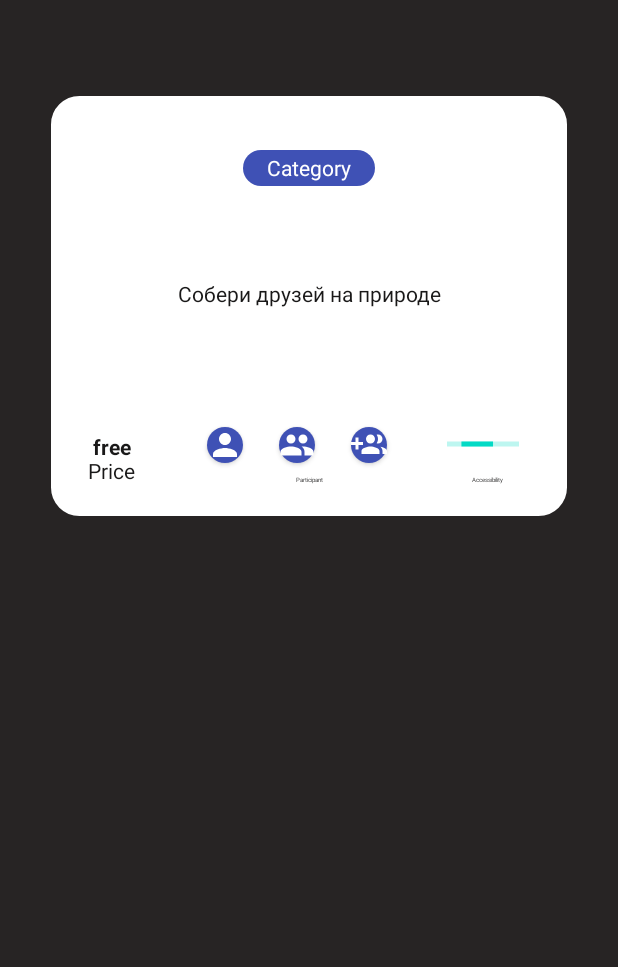
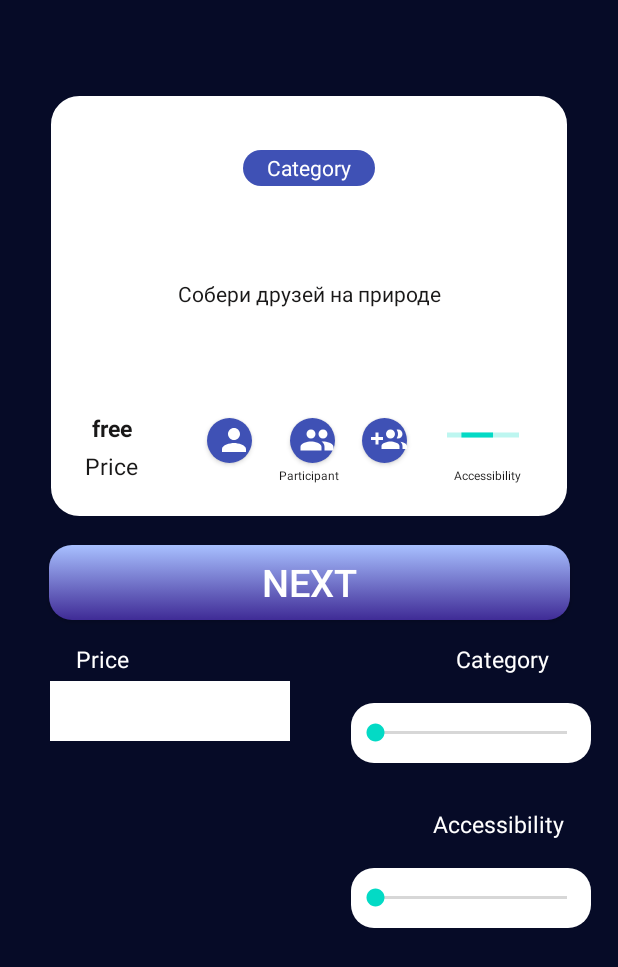
Before and after one commit to PavelMarusov/TODO_A3, an Android app: the layout activity_main.xml on its own in the app's theme, with its tools: preview values and no code run, on a phone screen of 412 x 824 dp. Shown: the top 967 px of the screen. Run offline under Robolectric (Android 15) with nearby library versions, the phone set to English and light mode, and no system bars.

Commit message:
Pref class, dots indicator, Main Activity design

```diff
--- /dev/null
+++ b/app/src/main/res/drawable/bg_button.xml
@@ -0,0 +1,17 @@
+<?xml version="1.0" encoding="utf-8"?>
+<selector xmlns:android="http://schemas.android.com/apk/res/android">
+    <item android:state_pressed="false">
+        <shape>
+            <gradient android:startColor="#a8c0ff"
+                android:endColor="#3f2b96"
+                android:angle="270"/>
+            <corners android:radius="15dp"/>
+        </shape>
+    </item>
+    <item android:state_pressed="true">
+        <shape>
+            <solid android:color="#3f2b96"/>
+            <corners android:radius="15dp"/>
+        </shape>
+    </item>
+</selector>
--- /dev/null
+++ b/app/src/main/res/drawable/bg_seekbar.xml
@@ -0,0 +1,5 @@
+<?xml version="1.0" encoding="utf-8"?>
+<shape xmlns:android="http://schemas.android.com/apk/res/android">
+    <corners android:radius="15dp"></corners>
+    <solid android:color="#ffffff"/>
+</shape>
--- a/app/src/main/res/layout/activity_main.xml
+++ b/app/src/main/res/layout/activity_main.xml
@@ -1,21 +1,28 @@
 <?xml version="1.0" encoding="utf-8"?>
-<LinearLayout xmlns:android="http://schemas.android.com/apk/res/android"
+<androidx.constraintlayout.widget.ConstraintLayout xmlns:android="http://schemas.android.com/apk/res/android"
     xmlns:app="http://schemas.android.com/apk/res-auto"
     xmlns:tools="http://schemas.android.com/tools"
     android:layout_width="match_parent"
     android:layout_height="match_parent"
     android:background="#272424"
     android:orientation="vertical"
+    android:backgroundTint="#060B27"
     android:padding="8dp"
     tools:context="com.presentation.main.MainActivity">
-// TODO: Изменить размер всех вьюшек чтобы были читабельны доработать прогрес бар
+
+
     <androidx.constraintlayout.widget.ConstraintLayout
+        android:id="@+id/frst_layout"
         android:layout_width="344dp"
         android:layout_height="280dp"
         android:layout_gravity="center"
         android:layout_marginLeft="8dp"
         android:layout_marginTop="56dp"
         android:layout_marginRight="8dp"
+        android:foregroundGravity="center"
+        app:layout_constraintRight_toRightOf="parent"
+        app:layout_constraintLeft_toLeftOf="parent"
+        app:layout_constraintTop_toTopOf="parent"
         android:background="@drawable/bg_layout"
         android:padding="16dp">
 
@@ -48,10 +55,11 @@
         <TextView
             android:id="@+id/price"
             android:layout_width="48dp"
-            android:layout_height="16dp"
+            android:layout_height="20dp"
             android:layout_marginBottom="8dp"
             android:gravity="center_vertical|center_horizontal"
             android:text="Price"
+            android:textSize="15dp"
             android:textColor="#191818"
             app:layout_constraintBottom_toBottomOf="parent"
             app:layout_constraintLeft_toLeftOf="parent" />
@@ -59,18 +67,20 @@
         <TextView
             android:id="@+id/free"
             android:layout_width="48dp"
-            android:layout_height="16dp"
+            android:layout_height="20dp"
             android:gravity="center_horizontal|center_vertical"
             android:text="free"
+            android:textSize="15dp"
             android:textColor="#191818"
             android:textStyle="bold"
+            android:layout_marginBottom="5dp"
             app:layout_constraintBottom_toTopOf="@id/price"
             app:layout_constraintLeft_toLeftOf="parent" />
 
         <Button
             android:id="@+id/person_btn"
-            android:layout_width="24dp"
-            android:layout_height="24dp"
+            android:layout_width="30dp"
+            android:layout_height="30dp"
             android:layout_marginLeft="40dp"
             android:layout_marginBottom="19dp"
             android:background="@drawable/bg_view"
@@ -80,19 +90,20 @@
 
         <Button
             android:id="@+id/group_btn"
-            android:layout_width="24dp"
-            android:layout_height="24dp"
-            android:layout_marginLeft="48dp"
+            android:layout_width="30dp"
+            android:layout_height="30dp"
+            android:layout_marginLeft="55dp"
             android:layout_marginBottom="19dp"
             android:background="@drawable/bg_view"
             android:drawableRight="@drawable/ic_group_blac"
+            android:gravity="center_horizontal|center_vertical"
             app:layout_constraintBottom_toBottomOf="parent"
             app:layout_constraintLeft_toLeftOf="@id/person_btn" />
 
         <Button
             android:id="@+id/group_plus_btn"
-            android:layout_width="24dp"
-            android:layout_height="24dp"
+            android:layout_width="30dp"
+            android:layout_height="30dp"
             android:layout_marginLeft="48dp"
             android:layout_marginBottom="19dp"
             android:background="@drawable/bg_view"
@@ -108,7 +119,7 @@
             android:gravity="center"
             android:text="Participant"
             android:textColor="#191818"
-            android:textSize="4dp"
+            android:textSize="8dp"
             app:layout_constraintBottom_toBottomOf="parent"
             app:layout_constraintLeft_toLeftOf="parent"
             app:layout_constraintRight_toRightOf="parent" />
@@ -118,7 +129,7 @@
             android:layout_width="wrap_content"
             android:layout_height="wrap_content"
             android:layout_marginRight="16dp"
-           android:layout_marginBottom="24dp"
+            android:layout_marginBottom="30dp"
             android:indeterminate="true"
             app:layout_constraintBottom_toBottomOf="parent"
             app:layout_constraintRight_toRightOf="parent" />
@@ -126,18 +137,97 @@
         <TextView
             android:layout_width="72dp"
             android:layout_height="wrap_content"
+            android:layout_marginLeft="45dp"
+            android:layout_marginBottom="5dp"
+            android:gravity="center"
             android:text="Accessibility"
-           android:textSize="4dp"
             android:textColor="#191818"
-           android:gravity="center"
+            android:textSize="8dp"
             app:layout_constraintBottom_toBottomOf="parent"
             app:layout_constraintLeft_toRightOf="@id/text_participant"
-           app:layout_constraintRight_toRightOf="parent"
-           android:layout_marginBottom="5dp"
-           android:layout_marginLeft="45dp"/>
+            app:layout_constraintRight_toRightOf="parent" />
 
 
     </androidx.constraintlayout.widget.ConstraintLayout>
 
+    <Button
+        android:id="@+id/next_btn"
+        android:layout_width="347dp"
+        android:layout_height="50dp"
+        android:layout_gravity="center"
+        android:layout_marginTop="19dp"
+        android:background="@drawable/bg_button"
+        android:text="Next"
+        app:layout_constraintTop_toBottomOf="@id/frst_layout"
+        app:layout_constraintRight_toRightOf="parent"
+        app:layout_constraintLeft_toLeftOf="parent"
+        android:textColor="#ffffff"
+        android:textSize="25dp" />
+    <TextView
+        android:id="@+id/price_text"
+        android:layout_width="70dp"
+        android:layout_height="20dp"
+        android:gravity="center"
+        android:text="Price"
+        android:textColor="#ffffff"
+        android:textSize="15dp"
+        app:layout_constraintTop_toBottomOf="@+id/next_btn"
+        app:layout_constraintLeft_toLeftOf="parent"
+        android:layout_marginLeft="25dp"
+        android:layout_marginTop="15dp"/>
 
-</LinearLayout>
+    <TextView
+        android:id="@+id/category_text"
+        android:layout_width="70dp"
+        android:layout_height="20dp"
+        android:text="Category"
+        android:textColor="#ffffff"
+        android:textSize="15dp"
+        app:layout_constraintTop_toBottomOf="@+id/next_btn"
+        app:layout_constraintRight_toRightOf="parent"
+        android:layout_marginTop="15dp"
+        android:layout_marginRight="30dp"/>
+
+    <Spinner
+        android:id="@+id/expanded_menu"
+        android:layout_width="160dp"
+        android:layout_height="40dp"
+        android:background="#ffff"
+        app:layout_constraintTop_toBottomOf="@+id/price_text"
+        app:layout_constraintLeft_toLeftOf="parent"
+        android:layout_marginLeft="25dp"
+        android:layout_marginTop="5dp"/>
+    <SeekBar
+        android:id="@+id/sbar_category"
+        android:layout_width="160dp"
+        android:layout_height="40dp"
+        android:background="@drawable/bg_seekbar"
+        app:layout_constraintTop_toBottomOf="@+id/category_text"
+        app:layout_constraintRight_toRightOf="parent"
+        android:layout_marginTop="20dp"
+        android:layout_marginRight="10dp"/>
+    <TextView
+        android:id="@+id/acces_text"
+        android:layout_width="90dp"
+        android:layout_height="20dp"
+        android:textColor="#ffffff"
+        android:text="Accessibility"
+        android:textSize="15dp"
+        app:layout_constraintTop_toBottomOf="@+id/sbar_category"
+        app:layout_constraintRight_toRightOf="parent"
+        android:layout_marginRight="25dp"
+        android:layout_marginTop="30dp"/>
+    <SeekBar
+        android:id="@+id/sbar_acces"
+        android:layout_width="160dp"
+        android:layout_height="40dp"
+        android:background="@drawable/bg_seekbar"
+        app:layout_constraintTop_toBottomOf="@+id/acces_text"
+        app:layout_constraintRight_toRightOf="parent"
+        android:layout_marginTop="20dp"
+        android:layout_marginRight="10dp"/>
+
+
+
+
+</androidx.constraintlayout.widget.ConstraintLayout>
```
Lines whose indentation alone changed are shown as unchanged.
